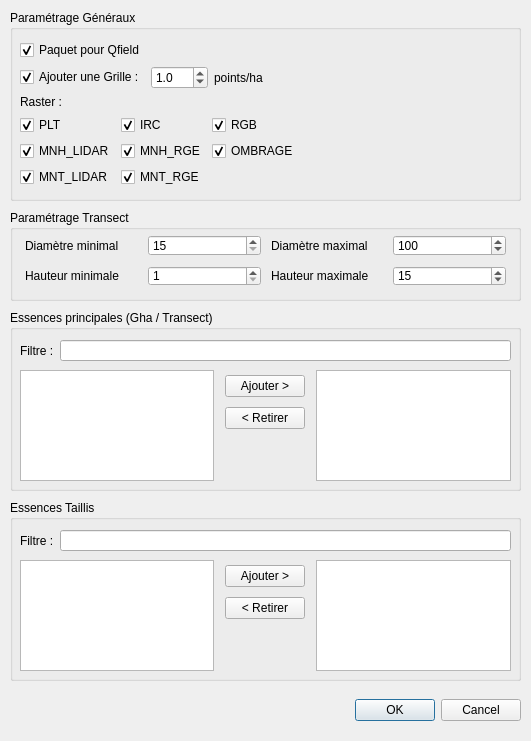
paul-carteron/Qracines, file Qracines/modules/expertise/create/expertise_create.ui: the form before one commit.
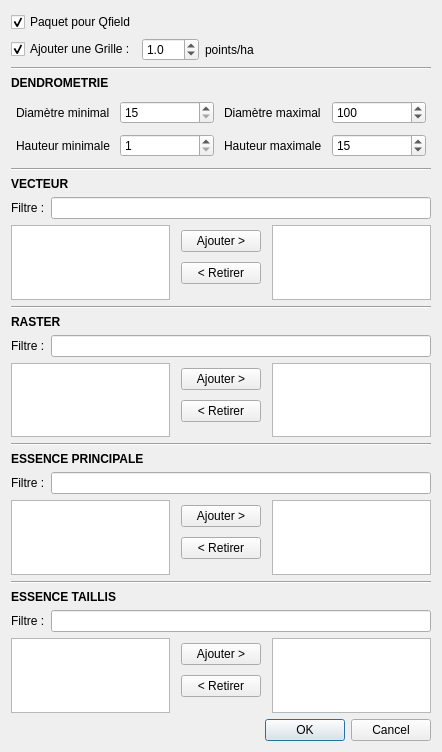
The form after the commit. Custom widgets are drawn as their Qt base class.

Commit message: add custom layer selection for expertise

Diff of the .ui file:
```diff
--- a/Qracines/modules/expertise/create/expertise_create.ui
+++ b/Qracines/modules/expertise/create/expertise_create.ui
@@ -1,142 +1,126 @@
 <?xml version="1.0" encoding="UTF-8"?>
 <ui version="4.0">
- <class>ExpertiseCreateDialog</class>
- <widget class="QDialog" name="ExpertiseCreateDialog">
+ <class>Dialog</class>
+ <widget class="QDialog" name="Dialog">
   <property name="geometry">
    <rect>
     <x>0</x>
     <y>0</y>
-    <width>531</width>
-    <height>741</height>
+    <width>442</width>
+    <height>752</height>
    </rect>
   </property>
   <property name="windowTitle">
-   <string>Expertise</string>
+   <string>Dialog</string>
   </property>
-  <widget class="QGroupBox" name="groupBox_2">
-   <property name="geometry">
-    <rect>
-     <x>10</x>
-     <y>310</y>
-     <width>511</width>
-     <height>181</height>
-    </rect>
-   </property>
-   <property name="title">
-    <string>Essences principales (Gha / Transect)</string>
-   </property>
-   <widget class="QWidget" name="gridLayoutWidget_5">
-    <property name="geometry">
-     <rect>
-      <x>10</x>
-      <y>60</y>
-      <width>491</width>
-      <height>111</height>
-     </rect>
-    </property>
-    <layout class="QGridLayout" name="gridLayout_6">
-     <item row="0" column="0">
-      <widget class="QListWidget" name="lw_species"/>
-     </item>
-     <item row="0" column="1">
-      <layout class="QGridLayout" name="gridLayout_5">
-       <property name="leftMargin">
-        <number>5</number>
+  <layout class="QVBoxLayout" name="verticalLayout">
+   <item>
+    <layout class="QHBoxLayout" name="hbox_qfield">
+     <property name="topMargin">
+      <number>1</number>
+     </property>
+     <item>
+      <widget class="QCheckBox" name="cb_package_for_qfield">
+       <property name="toolTip">
+        <string extracomment="Lorsque la case est cochée, le projet est empaqueté pour QField, compressé en ZIP et déposé dans le répertoire de sortie"/>
        </property>
-       <property name="topMargin">
-        <number>5</number>
+       <property name="statusTip">
+        <string/>
        </property>
-       <property name="rightMargin">
-        <number>5</number>
+       <property name="text">
+        <string>Paquet pour Qfield</string>
        </property>
-       <property name="bottomMargin">
-        <number>5</number>
+       <property name="checked">
+        <bool>true</bool>
        </property>
-       <property name="spacing">
-        <number>10</number>
+      </widget>
+     </item>
+     <item>
+      <widget class="QgsFileWidget" name="fw_outdir">
+       <property name="toolTip">
+        <string/>
        </property>
-       <item row="1" column="0">
-        <widget class="QPushButton" name="pb_remove_species">
-         <property name="text">
-          <string>&lt; Retirer</string>
-         </property>
-        </widget>
-       </item>
-       <item row="2" column="0">
-        <spacer name="verticalSpacer">
-         <property name="orientation">
-          <enum>Qt::Vertical</enum>
-         </property>
-         <property name="sizeHint" stdset="0">
-          <size>
-           <width>20</width>
-           <height>40</height>
-          </size>
-         </property>
-        </spacer>
-       </item>
-       <item row="0" column="0">
-        <widget class="QPushButton" name="pb_add_species">
-         <property name="text">
-          <string>Ajouter &gt;</string>
-         </property>
-        </widget>
-       </item>
-      </layout>
+       <property name="options">
+        <set>QFileDialog::ShowDirsOnly</set>
+       </property>
+      </widget>
      </item>
-     <item row="0" column="2">
-      <widget class="QListWidget" name="lw_selected_species"/>
-     </item>
     </layout>
-   </widget>
-   <widget class="QWidget" name="horizontalLayoutWidget_2">
-    <property name="geometry">
-     <rect>
-      <x>10</x>
-      <y>30</y>
-      <width>491</width>
-      <height>21</height>
-     </rect>
-    </property>
-    <layout class="QHBoxLayout" name="horizontalLayout_4">
+   </item>
+   <item>
+    <layout class="QHBoxLayout" name="hbox_grille">
      <item>
-      <widget class="QLabel" name="label_layers_11">
+      <widget class="QCheckBox" name="cb_create_grid">
+       <property name="toolTip">
+        <string extracomment="Lorsque la case est cochée, le projet est empaqueté pour QField, compressé en ZIP et déposé dans le répertoire de sortie"/>
+       </property>
+       <property name="statusTip">
+        <string/>
+       </property>
        <property name="text">
-        <string>Filtre :</string>
+        <string>Ajouter une Grille :</string>
        </property>
+       <property name="checked">
+        <bool>true</bool>
+       </property>
       </widget>
      </item>
      <item>
-      <widget class="QLineEdit" name="le_filter_species">
-       <property name="placeholderText">
-        <string extracomment="CHE..."/>
+      <widget class="QDoubleSpinBox" name="dsp_points_per_ha">
+       <property name="decimals">
+        <number>1</number>
        </property>
+       <property name="singleStep">
+        <double>0.500000000000000</double>
+       </property>
+       <property name="value">
+        <double>1.000000000000000</double>
+       </property>
       </widget>
      </item>
+     <item>
+      <widget class="QLabel" name="label_layers_2">
+       <property name="text">
+        <string>points/ha</string>
+       </property>
+      </widget>
+     </item>
+     <item>
+      <spacer name="horizontalSpacer_2">
+       <property name="orientation">
+        <enum>Qt::Horizontal</enum>
+       </property>
+       <property name="sizeHint" stdset="0">
+        <size>
+         <width>40</width>
+         <height>20</height>
+        </size>
+       </property>
+      </spacer>
+     </item>
     </layout>
-   </widget>
-  </widget>
-  <widget class="QGroupBox" name="groupBox_3">
-   <property name="geometry">
-    <rect>
-     <x>10</x>
-     <y>210</y>
-     <width>511</width>
-     <height>91</height>
-    </rect>
-   </property>
-   <property name="title">
-    <string>Paramétrage Transect</string>
-   </property>
-   <widget class="QWidget" name="gridLayoutWidget_3">
-    <property name="geometry">
-     <rect>
-      <x>10</x>
-      <y>20</y>
-      <width>491</width>
-      <height>61</height>
-     </rect>
-    </property>
+   </item>
+   <item>
+    <widget class="Line" name="line_5">
+     <property name="orientation">
+      <enum>Qt::Horizontal</enum>
+     </property>
+    </widget>
+   </item>
+   <item>
+    <widget class="QLabel" name="label_5">
+     <property name="font">
+      <font>
+       <weight>75</weight>
+       <bold>true</bold>
+      </font>
+     </property>
+     <property name="text">
+      <string>DENDROMETRIE</string>
+     </property>
+    </widget>
+   </item>
+   <item>
     <layout class="QGridLayout" name="gridLayout_4" rowstretch="0,0">
      <property name="leftMargin">
       <number>5</number>
@@ -153,49 +137,6 @@
      <property name="spacing">
       <number>10</number>
      </property>
-     <item row="0" column="3">
-      <widget class="QLabel" name="label_layers_8">
-       <property name="text">
-        <string>Diamètre maximal</string>
-       </property>
-      </widget>
-     </item>
-     <item row="0" column="2">
-      <widget class="QSpinBox" name="sp_dmin">
-       <property name="minimum">
-        <number>15</number>
-       </property>
-       <property name="maximum">
-        <number>200</number>
-       </property>
-       <property name="singleStep">
-        <number>5</number>
-       </property>
-      </widget>
-     </item>
-     <item row="0" column="1">
-      <widget class="QLabel" name="label_layers_7">
-       <property name="text">
-        <string>Diamètre minimal</string>
-       </property>
-      </widget>
-     </item>
-     <item row="0" column="4">
-      <widget class="QSpinBox" name="sp_dmax">
-       <property name="minimum">
-        <number>15</number>
-       </property>
-       <property name="maximum">
-        <number>200</number>
-       </property>
-       <property name="singleStep">
-        <number>5</number>
-       </property>
-       <property name="value">
-        <number>100</number>
-       </property>
-      </widget>
-     </item>
      <item row="1" column="1">
       <widget class="QLabel" name="label_layers_9">
        <property name="text">
@@ -203,13 +144,30 @@
        </property>
       </widget>
      </item>
-     <item row="1" column="2">
-      <widget class="QSpinBox" name="sp_hmin">
+     <item row="0" column="1">
+      <widget class="QLabel" name="label_layers_7">
+       <property name="text">
+        <string>Diamètre minimal</string>
+       </property>
+      </widget>
+     </item>
+     <item row="0" column="2">
+      <widget class="QSpinBox" name="sp_dmin">
        <property name="minimum">
-        <number>1</number>
+        <number>15</number>
        </property>
        <property name="maximum">
-        <number>40</number>
+        <number>200</number>
+       </property>
+       <property name="singleStep">
+        <number>5</number>
+       </property>
+      </widget>
+     </item>
+     <item row="0" column="3">
+      <widget class="QLabel" name="label_layers_8">
+       <property name="text">
+        <string>Diamètre maximal</string>
        </property>
       </widget>
      </item>
@@ -233,334 +191,355 @@
        </property>
       </widget>
      </item>
-    </layout>
-   </widget>
-  </widget>
-  <widget class="QGroupBox" name="groupBox">
-   <property name="geometry">
-    <rect>
-     <x>10</x>
-     <y>10</y>
-     <width>511</width>
-     <height>191</height>
-    </rect>
-   </property>
-   <property name="title">
-    <string>Paramétrage Généraux</string>
-   </property>
-   <widget class="QWidget" name="layoutWidget">
-    <property name="geometry">
-     <rect>
-      <x>10</x>
-      <y>29</y>
-      <width>491</width>
-      <height>148</height>
-     </rect>
-    </property>
-    <layout class="QVBoxLayout" name="verticalLayout_2">
-     <item>
-      <layout class="QHBoxLayout" name="horizontalLayout_2">
-       <property name="topMargin">
+     <item row="0" column="4">
+      <widget class="QSpinBox" name="sp_dmax">
+       <property name="minimum">
+        <number>15</number>
+       </property>
+       <property name="maximum">
+        <number>200</number>
+       </property>
+       <property name="singleStep">
+        <number>5</number>
+       </property>
+       <property name="value">
+        <number>100</number>
+       </property>
+      </widget>
+     </item>
+     <item row="1" column="2">
+      <widget class="QSpinBox" name="sp_hmin">
+       <property name="minimum">
         <number>1</number>
        </property>
-       <item>
-        <widget class="QCheckBox" name="cb_package_for_qfield">
-         <property name="toolTip">
-          <string extracomment="Lorsque la case est cochée, le projet est empaqueté pour QField, compressé en ZIP et déposé dans le répertoire de sortie"/>
-         </property>
-         <property name="statusTip">
-          <string/>
-         </property>
-         <property name="text">
-          <string>Paquet pour Qfield</string>
-         </property>
-         <property name="checked">
-          <bool>true</bool>
-         </property>
-        </widget>
-       </item>
-       <item>
-        <widget class="QgsFileWidget" name="fw_outdir">
-         <property name="toolTip">
-          <string/>
-         </property>
-         <property name="options">
-          <set>QFileDialog::ShowDirsOnly</set>
-         </property>
-        </widget>
-       </item>
-      </layout>
+       <property name="maximum">
+        <number>40</number>
+       </property>
+      </widget>
      </item>
+    </layout>
+   </item>
+   <item>
+    <widget class="Line" name="line">
+     <property name="orientation">
+      <enum>Qt::Horizontal</enum>
+     </property>
+    </widget>
+   </item>
+   <item>
+    <widget class="QLabel" name="label_3">
+     <property name="font">
+      <font>
+       <weight>75</weight>
+       <bold>true</bold>
+      </font>
+     </property>
+     <property name="text">
+      <string>VECTEUR</string>
+     </property>
+    </widget>
+   </item>
+   <item>
+    <layout class="QHBoxLayout" name="hbox_filtre_vect">
      <item>
-      <layout class="QHBoxLayout" name="horizontalLayout_3">
-       <item>
-        <widget class="QCheckBox" name="cb_create_grid">
-         <property name="toolTip">
-          <string extracomment="Lorsque la case est cochée, le projet est empaqueté pour QField, compressé en ZIP et déposé dans le répertoire de sortie"/>
+      <widget class="QLabel" name="lbl_filtre_seq_vect">
+       <property name="text">
+        <string>Filtre :</string>
+       </property>
+      </widget>
+     </item>
+     <item>
+      <widget class="QLineEdit" name="le_filter_seq_vect">
+       <property name="placeholderText">
+        <string extracomment="CHE..."/>
+       </property>
+      </widget>
+     </item>
+    </layout>
+   </item>
+   <item>
+    <layout class="QGridLayout" name="gridLayout_7">
+     <item row="0" column="1">
+      <layout class="QGridLayout" name="gridLayout_8">
+       <property name="leftMargin">
+        <number>5</number>
+       </property>
+       <property name="topMargin">
+        <number>5</number>
+       </property>
+       <property name="rightMargin">
+        <number>5</number>
+       </property>
+       <property name="bottomMargin">
+        <number>5</number>
+       </property>
+       <property name="spacing">
+        <number>10</number>
+       </property>
+       <item row="2" column="0">
+        <spacer name="vs_seq_vect">
+         <property name="orientation">
+          <enum>Qt::Vertical</enum>
          </property>
-         <property name="statusTip">
-          <string/>
+         <property name="sizeHint" stdset="0">
+          <size>
+           <width>20</width>
+           <height>40</height>
+          </size>
          </property>
+        </spacer>
+       </item>
+       <item row="0" column="0">
+        <widget class="QPushButton" name="pb_add_seq_vect">
          <property name="text">
-          <string>Ajouter une Grille :</string>
+          <string>Ajouter &gt;</string>
          </property>
-         <property name="checked">
-          <bool>true</bool>
-         </property>
         </widget>
        </item>
-       <item>
-        <widget class="QDoubleSpinBox" name="dsp_points_per_ha">
-         <property name="decimals">
-          <number>1</number>
-         </property>
-         <property name="singleStep">
-          <double>0.500000000000000</double>
-         </property>
-         <property name="value">
-          <double>1.000000000000000</double>
-         </property>
-        </widget>
-       </item>
-       <item>
-        <widget class="QLabel" name="label_layers_2">
+       <item row="1" column="0">
+        <widget class="QPushButton" name="pb_remove_seq_vect">
          <property name="text">
-          <string>points/ha</string>
+          <string>&lt; Retirer</string>
          </property>
         </widget>
        </item>
-       <item>
-        <spacer name="horizontalSpacer_2">
-         <property name="orientation">
-          <enum>Qt::Horizontal</enum>
-         </property>
-         <property name="sizeHint" stdset="0">
-          <size>
-           <width>40</width>
-           <height>20</height>
-          </size>
-         </property>
-        </spacer>
-       </item>
       </layout>
      </item>
+     <item row="0" column="2">
+      <widget class="QListWidget" name="lw_selected_seq_vect"/>
+     </item>
+     <item row="0" column="0">
+      <widget class="QListWidget" name="lw_seq_vect"/>
+     </item>
+    </layout>
+   </item>
+   <item>
+    <widget class="Line" name="line_2">
+     <property name="orientation">
+      <enum>Qt::Horizontal</enum>
+     </property>
+    </widget>
+   </item>
+   <item>
+    <widget class="QLabel" name="label_4">
+     <property name="font">
+      <font>
+       <weight>75</weight>
+       <bold>true</bold>
+      </font>
+     </property>
+     <property name="text">
+      <string>RASTER</string>
+     </property>
+    </widget>
+   </item>
+   <item>
+    <layout class="QHBoxLayout" name="hbox_filtre_rast">
      <item>
-      <widget class="QLabel" name="label_layers_3">
-       <property name="sizePolicy">
-        <sizepolicy hsizetype="Fixed" vsizetype="Preferred">
-         <horstretch>0</horstretch>
-         <verstretch>0</verstretch>
-        </sizepolicy>
-       </property>
+      <widget class="QLabel" name="lbl_filtre_seq_rast">
        <property name="text">
-        <string>Raster :</string>
+        <string>Filtre :</string>
        </property>
       </widget>
      </item>
      <item>
-      <layout class="QGridLayout" name="gridLayout">
-       <item row="2" column="2">
-        <widget class="QCheckBox" name="cb_mnt_rge">
-         <property name="sizePolicy">
-          <sizepolicy hsizetype="Maximum" vsizetype="Fixed">
-           <horstretch>0</horstretch>
-           <verstretch>0</verstretch>
-          </sizepolicy>
+      <widget class="QLineEdit" name="le_filter_seq_rast">
+       <property name="placeholderText">
+        <string extracomment="CHE..."/>
+       </property>
+      </widget>
+     </item>
+    </layout>
+   </item>
+   <item>
+    <layout class="QGridLayout" name="gridLayout_11">
+     <item row="0" column="1">
+      <layout class="QGridLayout" name="gridLayout_12">
+       <property name="leftMargin">
+        <number>5</number>
+       </property>
+       <property name="topMargin">
+        <number>5</number>
+       </property>
+       <property name="rightMargin">
+        <number>5</number>
+       </property>
+       <property name="bottomMargin">
+        <number>5</number>
+       </property>
+       <property name="spacing">
+        <number>10</number>
+       </property>
+       <item row="2" column="0">
+        <spacer name="vs_seq_rast">
+         <property name="orientation">
+          <enum>Qt::Vertical</enum>
          </property>
-         <property name="text">
-          <string>MNT_RGE</string>
+         <property name="sizeHint" stdset="0">
+          <size>
+           <width>20</width>
+           <height>40</height>
+          </size>
          </property>
-         <property name="checked">
-          <bool>true</bool>
-         </property>
-        </widget>
+        </spacer>
        </item>
-       <item row="0" column="3">
-        <widget class="QCheckBox" name="cb_rgb">
-         <property name="sizePolicy">
-          <sizepolicy hsizetype="Maximum" vsizetype="Fixed">
-           <horstretch>0</horstretch>
-           <verstretch>0</verstretch>
-          </sizepolicy>
-         </property>
-         <property name="text">
-          <string>RGB</string>
-         </property>
-         <property name="checked">
-          <bool>true</bool>
-         </property>
-        </widget>
-       </item>
-       <item row="1" column="3">
-        <widget class="QCheckBox" name="cb_ombrage_mnh">
-         <property name="sizePolicy">
-          <sizepolicy hsizetype="Maximum" vsizetype="Fixed">
-           <horstretch>0</horstretch>
-           <verstretch>0</verstretch>
-          </sizepolicy>
-         </property>
-         <property name="text">
-          <string>OMBRAGE</string>
-         </property>
-         <property name="checked">
-          <bool>true</bool>
-         </property>
-        </widget>
-       </item>
        <item row="0" column="0">
-        <widget class="QCheckBox" name="cb_plt">
-         <property name="sizePolicy">
-          <sizepolicy hsizetype="Maximum" vsizetype="Fixed">
-           <horstretch>0</horstretch>
-           <verstretch>0</verstretch>
-          </sizepolicy>
-         </property>
+        <widget class="QPushButton" name="pb_add_seq_rast">
          <property name="text">
-          <string>PLT</string>
+          <string>Ajouter &gt;</string>
          </property>
-         <property name="checked">
-          <bool>true</bool>
-         </property>
         </widget>
        </item>
-       <item row="1" column="2">
-        <widget class="QCheckBox" name="cb_mnh_rge">
-         <property name="sizePolicy">
-          <sizepolicy hsizetype="Maximum" vsizetype="Fixed">
-           <horstretch>0</horstretch>
-           <verstretch>0</verstretch>
-          </sizepolicy>
-         </property>
+       <item row="1" column="0">
+        <widget class="QPushButton" name="pb_remove_seq_rast">
          <property name="text">
-          <string>MNH_RGE</string>
+          <string>&lt; Retirer</string>
          </property>
-         <property name="checked">
-          <bool>true</bool>
-         </property>
         </widget>
        </item>
+      </layout>
+     </item>
+     <item row="0" column="2">
+      <widget class="QListWidget" name="lw_selected_seq_rast"/>
+     </item>
+     <item row="0" column="0">
+      <widget class="QListWidget" name="lw_seq_rast"/>
+     </item>
+    </layout>
+   </item>
+   <item>
+    <widget class="Line" name="line_3">
+     <property name="orientation">
+      <enum>Qt::Horizontal</enum>
+     </property>
+    </widget>
+   </item>
+   <item>
+    <widget class="QLabel" name="label">
+     <property name="font">
+      <font>
+       <weight>75</weight>
+       <bold>true</bold>
+      </font>
+     </property>
+     <property name="text">
+      <string>ESSENCE PRINCIPALE</string>
+     </property>
+    </widget>
+   </item>
+   <item>
+    <layout class="QHBoxLayout" name="hbox_filtre_ess">
+     <item>
+      <widget class="QLabel" name="label_layers_11">
+       <property name="text">
+        <string>Filtre :</string>
+       </property>
+      </widget>
+     </item>
+     <item>
+      <widget class="QLineEdit" name="le_filter_species">
+       <property name="placeholderText">
+        <string extracomment="CHE..."/>
+       </property>
+      </widget>
+     </item>
+    </layout>
+   </item>
+   <item>
+    <layout class="QGridLayout" name="gridLayout_6">
+     <item row="0" column="1">
+      <layout class="QGridLayout" name="gridLayout_5">
+       <property name="leftMargin">
+        <number>5</number>
+       </property>
+       <property name="topMargin">
+        <number>5</number>
+       </property>
+       <property name="rightMargin">
+        <number>5</number>
+       </property>
+       <property name="bottomMargin">
+        <number>5</number>
+       </property>
+       <property name="spacing">
+        <number>10</number>
+       </property>
        <item row="2" column="0">
-        <widget class="QCheckBox" name="cb_mnt_lidar">
-         <property name="sizePolicy">
-          <sizepolicy hsizetype="Maximum" vsizetype="Fixed">
-           <horstretch>0</horstretch>
-           <verstretch>0</verstretch>
-          </sizepolicy>
+        <spacer name="verticalSpacer">
+         <property name="orientation">
+          <enum>Qt::Vertical</enum>
          </property>
-         <property name="text">
-          <string>MNT_LIDAR</string>
+         <property name="sizeHint" stdset="0">
+          <size>
+           <width>20</width>
+           <height>40</height>
+          </size>
          </property>
-         <property name="checked">
-          <bool>true</bool>
-         </property>
-        </widget>
+        </spacer>
        </item>
-       <item row="1" column="0">
-        <widget class="QCheckBox" name="cb_mnh_lidar">
-         <property name="sizePolicy">
-          <sizepolicy hsizetype="Maximum" vsizetype="Fixed">
-           <horstretch>0</horstretch>
-           <verstretch>0</verstretch>
-          </sizepolicy>
-         </property>
+       <item row="0" column="0">
+        <widget class="QPushButton" name="pb_add_species">
          <property name="text">
-          <string>MNH_LIDAR</string>
+          <string>Ajouter &gt;</string>
          </property>
-         <property name="checked">
-          <bool>true</bool>
-         </property>
         </widget>
        </item>
-       <item row="0" column="2">
-        <widget class="QCheckBox" name="cb_irc">
-         <property name="sizePolicy">
-          <sizepolicy hsizetype="Maximum" vsizetype="Fixed">
-           <horstretch>0</horstretch>
-           <verstretch>0</verstretch>
-          </sizepolicy>
-         </property>
+       <item row="1" column="0">
+        <widget class="QPushButton" name="pb_remove_species">
          <property name="text">
-          <string>IRC</string>
+          <string>&lt; Retirer</string>
          </property>
-         <property name="checked">
-          <bool>true</bool>
-         </property>
         </widget>
        </item>
-       <item row="1" column="4">
-        <spacer name="horizontalSpacer_3">
-         <property name="orientation">
-          <enum>Qt::Horizontal</enum>
-         </property>
-         <property name="sizeHint" stdset="0">
-          <size>
-           <width>40</width>
-           <height>20</height>
-          </size>
-         </property>
-        </spacer>
-       </item>
       </layout>
      </item>
+     <item row="0" column="2">
+      <widget class="QListWidget" name="lw_selected_species"/>
+     </item>
+     <item row="0" column="0">
+      <widget class="QListWidget" name="lw_species"/>
+     </item>
     </layout>
-   </widget>
-  </widget>
-  <widget class="QWidget" name="horizontalLayoutWidget">
-   <property name="geometry">
-    <rect>
-     <x>10</x>
-     <y>690</y>
-     <width>511</width>
-     <height>41</height>
-    </rect>
-   </property>
-   <layout class="QHBoxLayout" name="horizontalLayout">
-    <item>
-     <spacer name="horizontalSpacer">
-      <property name="orientation">
-       <enum>Qt::Horizontal</enum>
-      </property>
-      <property name="sizeHint" stdset="0">
-       <size>
-        <width>40</width>
-        <height>20</height>
-       </size>
-      </property>
-     </spacer>
-    </item>
-    <item>
-     <widget class="QDialogButtonBox" name="buttonBox">
-      <property name="orientation">
-       <enum>Qt::Horizontal</enum>
-      </property>
-      <property name="standardButtons">
-       <set>QDialogButtonBox::Cancel|QDialogButtonBox::Ok</set>
-      </property>
-     </widget>
-    </item>
-   </layout>
-  </widget>
-  <widget class="QGroupBox" name="groupBox_4">
-   <property name="geometry">
-    <rect>
-     <x>10</x>
-     <y>500</y>
-     <width>511</width>
-     <height>181</height>
-    </rect>
-   </property>
-   <property name="title">
-    <string>Essences Taillis</string>
-   </property>
-   <widget class="QWidget" name="gridLayoutWidget_7">
-    <property name="geometry">
-     <rect>
-      <x>10</x>
-      <y>60</y>
-      <width>491</width>
-      <height>111</height>
-     </rect>
-    </property>
+   </item>
+   <item>
+    <widget class="Line" name="line_4">
+     <property name="orientation">
+      <enum>Qt::Horizontal</enum>
+     </property>
+    </widget>
+   </item>
+   <item>
+    <widget class="QLabel" name="label_2">
+     <property name="font">
+      <font>
+       <weight>75</weight>
+       <bold>true</bold>
+      </font>
+     </property>
+     <property name="text">
+      <string>ESSENCE TAILLIS</string>
+     </property>
+    </widget>
+   </item>
+   <item>
+    <layout class="QHBoxLayout" name="hbox_ess_taillis">
+     <item>
+      <widget class="QLabel" name="label_layers_12">
+       <property name="text">
+        <string>Filtre :</string>
+       </property>
+      </widget>
+     </item>
+     <item>
+      <widget class="QLineEdit" name="le_filter_species_taillis">
+       <property name="placeholderText">
+        <string extracomment="CHA..."/>
+       </property>
+      </widget>
+     </item>
+    </layout>
+   </item>
+   <item>
     <layout class="QGridLayout" name="gridLayout_9">
      <item row="0" column="2">
       <widget class="QListWidget" name="lw_selected_species_taillis"/>
@@ -615,34 +594,35 @@
       <widget class="QListWidget" name="lw_species_taillis"/>
      </item>
     </layout>
-   </widget>
-   <widget class="QWidget" name="horizontalLayoutWidget_3">
-    <property name="geometry">
-     <rect>
-      <x>10</x>
-      <y>30</y>
-      <width>491</width>
-      <height>21</height>
-     </rect>
-    </property>
-    <layout class="QHBoxLayout" name="horizontalLayout_5">
+   </item>
+   <item>
+    <layout class="QHBoxLayout" name="hbox_button">
      <item>
-      <widget class="QLabel" name="label_layers_12">
-       <property name="text">
-        <string>Filtre :</string>
+      <spacer name="horizontalSpacer">
+       <property name="orientation">
+        <enum>Qt::Horizontal</enum>
        </property>
-      </widget>
+       <property name="sizeHint" stdset="0">
+        <size>
+         <width>40</width>
+         <height>20</height>
+        </size>
+       </property>
+      </spacer>
      </item>
      <item>
-      <widget class="QLineEdit" name="le_filter_species_taillis">
-       <property name="placeholderText">
-        <string extracomment="CHA..."/>
+      <widget class="QDialogButtonBox" name="buttonBox">
+       <property name="orientation">
+        <enum>Qt::Horizontal</enum>
+       </property>
+       <property name="standardButtons">
+        <set>QDialogButtonBox::Cancel|QDialogButtonBox::Ok</set>
        </property>
       </widget>
      </item>
     </layout>
-   </widget>
-  </widget>
+   </item>
+  </layout>
  </widget>
  <customwidgets>
   <customwidget>
```
Left out of the diff: 35 changed lines with no effect on the pictures. The commit also changes 4 other files.
